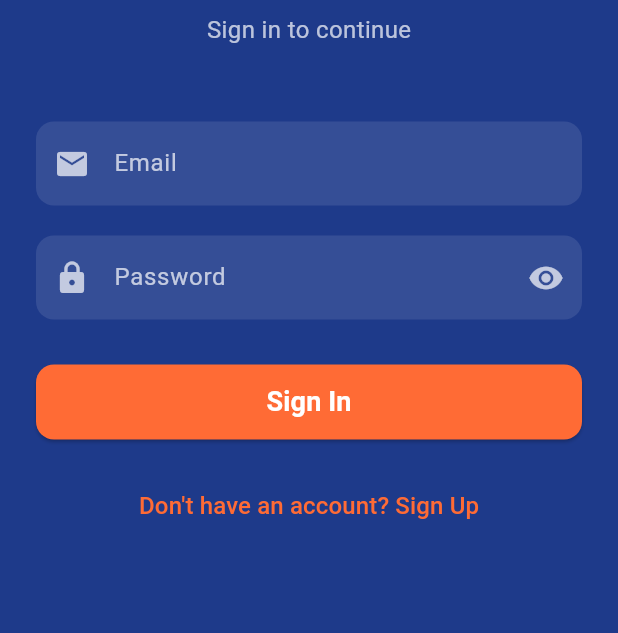
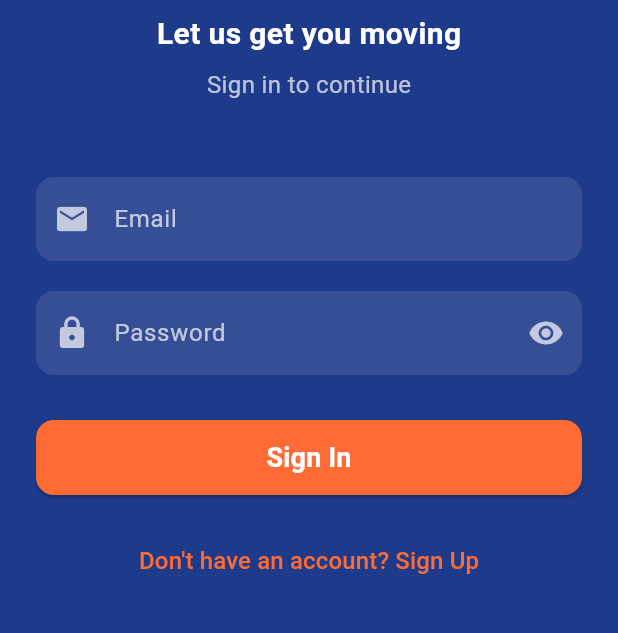
Before and after one commit to StellaWanjiru/Flutter-Project-Collaboration, a Flutter app: the screen it shows after launch, on a phone screen of 412 x 824 dp, the part 375-1008 px from its top. Run offline on Flutter 3.47's test engine with Material 3 defaults, Android fonts, the phone set to English and light mode, and no system bars; our stand-ins replace cloud_firestore, firebase_auth, firebase_core; accounts and stored records are empty.

```diff
--- a/lib/main.dart
+++ b/lib/main.dart
@@ -39,7 +39,7 @@ class CarHireApp extends StatelessWidget {
         primarySwatch: Colors.blue,
         textTheme: const TextTheme(
           displayLarge: TextStyle(fontSize: 72.0, fontWeight: FontWeight.bold),
-          titleLarge: TextStyle(fontSize: 36.0, fontStyle: FontStyle.italic),
+          titleLarge: TextStyle(fontSize: 24.0),
           bodyMedium: TextStyle(fontSize: 14.0),
         ),
       ),
--- a/lib/screens/login_screen.dart
+++ b/lib/screens/login_screen.dart
@@ -77,7 +77,7 @@ class _LoginPageState extends State<LoginPage> {
   @override
   Widget build(BuildContext context) {
     return Scaffold(
-      backgroundColor: const Color(0xFF1E3A8A), // Your preferred background color
+      backgroundColor: const Color(0xFF1E3A8A), //  background color
       body: SafeArea(
         child: SingleChildScrollView(
           padding: const EdgeInsets.all(24.0),
@@ -90,7 +90,7 @@ class _LoginPageState extends State<LoginPage> {
                 width: 100,
                 height: 100,
                 decoration: BoxDecoration(
-                  color: const Color(0xFFFF6B35), // Your preferred accent color
+                  color: const Color(0xFFFF6B35), //  accent color for better UX
                   borderRadius: BorderRadius.circular(25),
                 ),
                 child: const Icon(
@@ -111,6 +111,15 @@ class _LoginPageState extends State<LoginPage> {
               ),
               const SizedBox(height: 8),
 
+              const Text(
+                'Let us get you moving',
+                style: TextStyle(
+                  fontSize: 20,
+                  fontWeight: FontWeight.bold,
+                  color: Colors.white,
+                ),
+              ),
+              const SizedBox(height: 8),
               const Text(
                 'Sign in to continue',
                 style: TextStyle(
```
Also changed, not shown: lib/screens/car_details_page.dart (+5 -5 lines), lib/screens/home_page.dart (+19 -19 lines), main.dart (added, +57 -0 lines).
